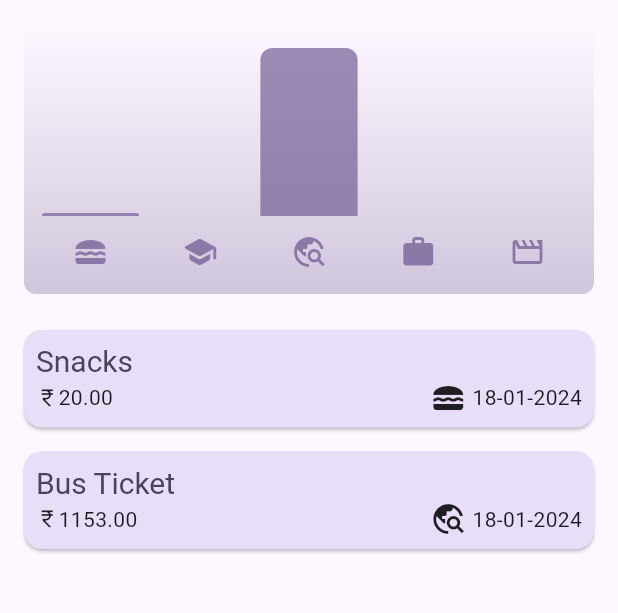
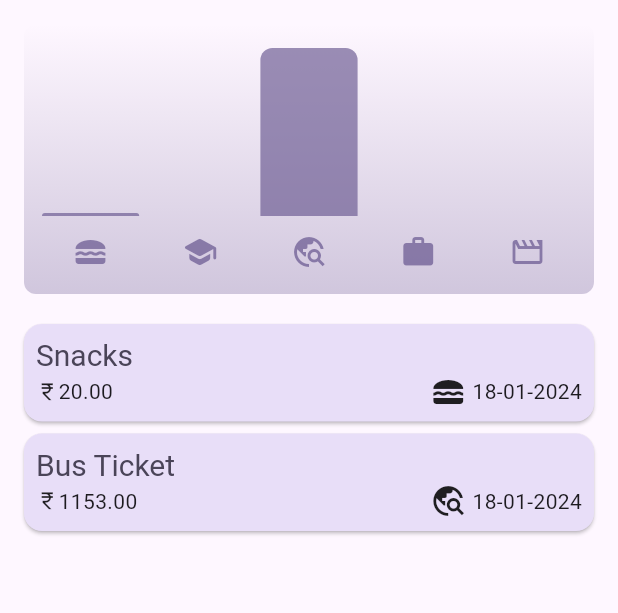
Before and after one commit to KISHORE-KUMAR-S/Expenses-App, a Flutter app: the screen it shows after launch, on a phone screen of 412 x 824 dp, the part 84-697 px from its top. Run offline on Flutter 3.47's test engine with Material 3 defaults, Android fonts, the phone set to English and light mode, and no system bars.

Commit message:
Update 6

```diff
--- a/lib/widgets/list/expenses_item.dart
+++ b/lib/widgets/list/expenses_item.dart
@@ -9,6 +9,8 @@ class ExpensesItem extends StatelessWidget {
   @override
   Widget build(BuildContext context) {
     return Card(
+      margin: Theme.of(context).cardTheme.margin,
+      // margin: const EdgeInsets.symmetric(horizontal: 16, vertical: 4),
       child: Padding(
         padding: const EdgeInsets.all(8.0),
         child: Column(
```
Also changed, not shown: lib/main.dart (+6 -2 lines).
